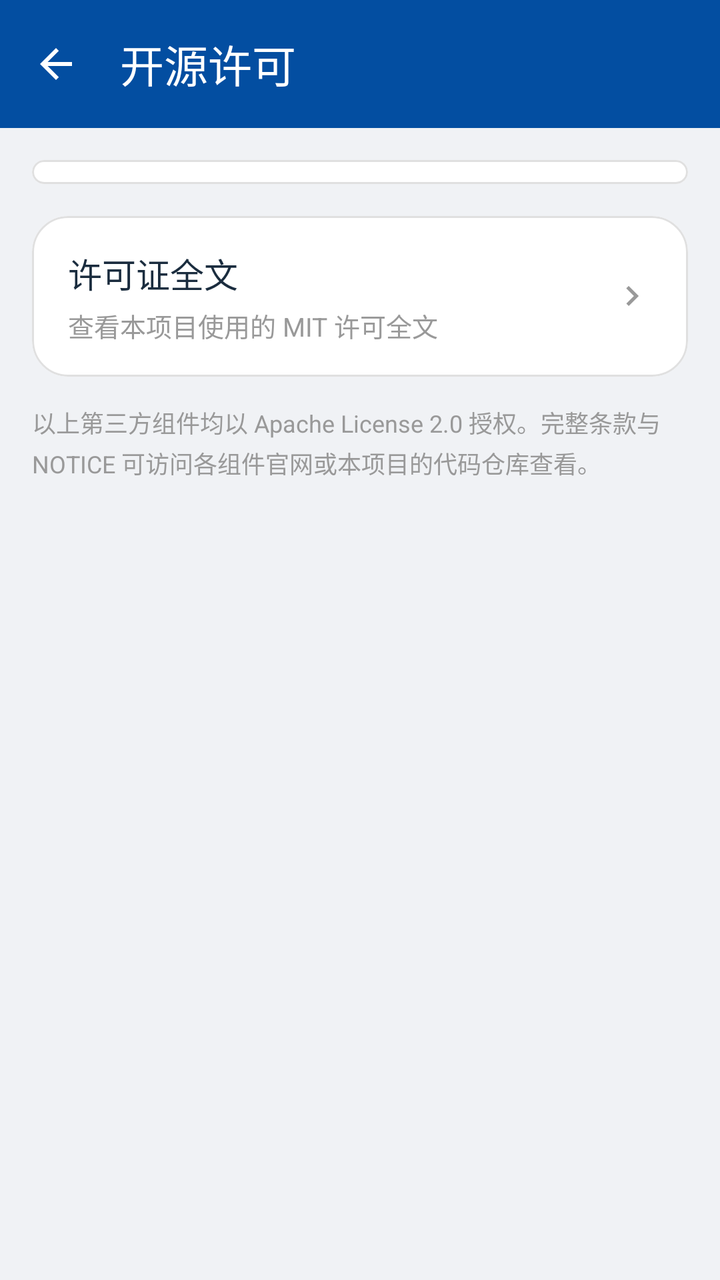
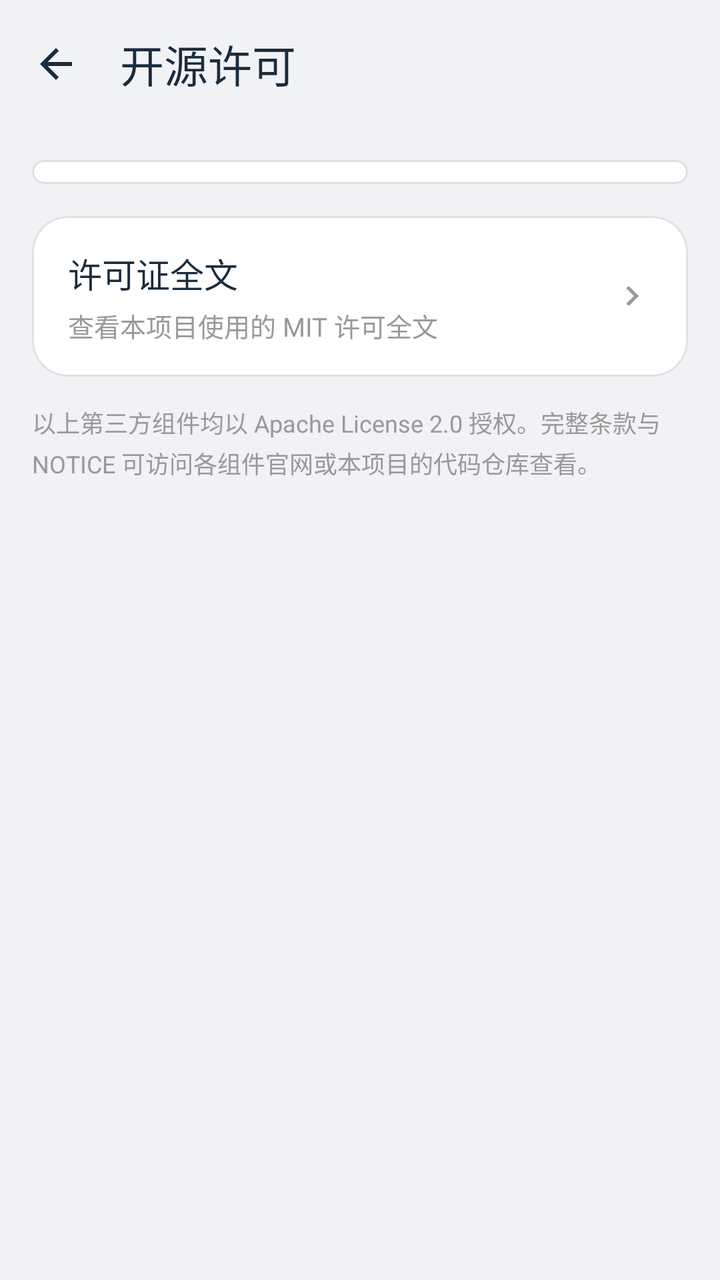

The first picture is an Android layout as it rendered before a commit; the second is the same layout after the commit. The layout source and the unified diff follow.
<!-- AndroidManifest.xml: application theme Theme.WuyiKebiao -->
<!-- res/layout/activity_license.xml -->
<?xml version="1.0" encoding="utf-8"?>
<LinearLayout xmlns:android="http://schemas.android.com/apk/res/android"
    xmlns:app="http://schemas.android.com/apk/res-auto"
    android:layout_width="match_parent"
    android:layout_height="match_parent"
    android:orientation="vertical"
    android:background="?attr/colorSurfaceScreen">

    <com.google.android.material.appbar.MaterialToolbar
        android:id="@+id/toolbar"
        android:layout_width="match_parent"
        android:layout_height="?attr/actionBarSize"
        android:background="?attr/colorPrimary"
        app:navigationIcon="@drawable/ic_arrow_back"
        app:navigationIconTint="?attr/colorOnPrimary"
        app:title="开源许可"
        app:titleTextColor="?attr/colorOnPrimary" />

    <ScrollView
        android:layout_width="match_parent"
        android:layout_height="0dp"
        android:layout_weight="1"
        android:fillViewport="true">

        <LinearLayout
            android:layout_width="match_parent"
            android:layout_height="wrap_content"
            android:orientation="vertical"
            android:padding="16dp">

            <com.google.android.material.card.MaterialCardView
                android:layout_width="match_parent"
                android:layout_height="wrap_content"
                android:layout_marginBottom="16dp"
                app:cardBackgroundColor="?attr/colorSurfaceCard"
                app:cardCornerRadius="18dp"
                app:cardElevation="0dp"
                app:strokeColor="?attr/colorOutlineVariant"
                app:strokeWidth="1dp">

                <androidx.recyclerview.widget.RecyclerView
                    android:id="@+id/lic_list"
                    android:layout_width="match_parent"
                    android:layout_height="wrap_content"
                    android:nestedScrollingEnabled="false"
                    android:paddingTop="6dp"
                    android:paddingBottom="6dp" />

            </com.google.android.material.card.MaterialCardView>

            
            <com.google.android.material.card.MaterialCardView
                android:layout_width="match_parent"
                android:layout_height="wrap_content"
                app:cardBackgroundColor="?attr/colorSurfaceCard"
                app:cardCornerRadius="18dp"
                app:cardElevation="0dp"
                app:strokeColor="?attr/colorOutlineVariant"
                app:strokeWidth="1dp">

                <LinearLayout
                    android:id="@+id/layout_full_license"
                    style="@style/SettingsRow">

                    <LinearLayout
                        android:layout_width="0dp"
                        android:layout_height="wrap_content"
                        android:layout_weight="1"
                        android:orientation="vertical">

                        <TextView
                            style="@style/SettingsRowTitle"
                            android:text="许可证全文" />

                        <TextView
                            style="@style/SettingsRowSubtitle"
                            android:text="查看本项目使用的 MIT 许可全文" />
                    </LinearLayout>

                    <ImageView style="@style/SettingsRowArrow" />
                </LinearLayout>

            </com.google.android.material.card.MaterialCardView>

            <TextView
                android:layout_width="match_parent"
                android:layout_height="wrap_content"
                android:layout_marginTop="14dp"
                android:lineSpacingExtra="3dp"
                android:textSize="12sp"
                android:textColor="?attr/colorTextHint"
                android:text="以上第三方组件均以 Apache License 2.0 授权。完整条款与 NOTICE 可访问各组件官网或本项目的代码仓库查看。" />

        </LinearLayout>
    </ScrollView>

</LinearLayout>
<!-- resources referenced by this layout -->
<resources>
  <!-- drawable ic_arrow_back (drawable) -->
  <?xml version="1.0" encoding="utf-8"?>
  <vector xmlns:android="http://schemas.android.com/apk/res/android"
      android:width="24dp"
      android:height="24dp"
      android:viewportWidth="24"
      android:viewportHeight="24"
      android:tint="#FFFFFFFF">
      <path
          android:fillColor="#FFFFFFFF"
          android:pathData="M20,11H7.83l5.59,-5.59L12,4l-8,8 8,8 1.41,-1.41L7.83,13H20v-2z" />
  </vector>
  <style name="SettingsRow">
          <item name="android:layout_width">match_parent</item>
          <item name="android:layout_height">wrap_content</item>
          <item name="android:orientation">horizontal</item>
          <item name="android:gravity">center_vertical</item>
          <item name="android:paddingStart">18dp</item>
          <item name="android:paddingEnd">18dp</item>
          <item name="android:paddingTop">16dp</item>
          <item name="android:paddingBottom">16dp</item>
          <item name="android:clickable">true</item>
          <item name="android:focusable">true</item>
          <item name="android:background">?attr/selectableItemBackground</item>
      </style>
  <style name="SettingsRowArrow">
          <item name="android:layout_width">20dp</item>
          <item name="android:layout_height">20dp</item>
          <item name="android:src">@drawable/ic_arrow_forward</item>
          <item name="android:tint">?attr/colorTextHint</item>
          <item name="android:contentDescription">@null</item>
      </style>
  <style name="SettingsRowSubtitle">
          <item name="android:layout_width">wrap_content</item>
          <item name="android:layout_height">wrap_content</item>
          <item name="android:layout_marginTop">4dp</item>
          <item name="android:textSize">13sp</item>
          <item name="android:textColor">?attr/colorTextHint</item>
      </style>
  <style name="SettingsRowTitle">
          <item name="android:layout_width">wrap_content</item>
          <item name="android:layout_height">wrap_content</item>
          <item name="android:textSize">17sp</item>
          <item name="android:textColor">?attr/colorTextPrimary</item>
      </style>
  <style name="Theme.WuyiKebiao" parent="Base.Theme.WuyiKebiao" />
  <!-- drawable ic_arrow_forward (drawable) -->
  <?xml version="1.0" encoding="utf-8"?>
  <vector xmlns:android="http://schemas.android.com/apk/res/android"
      android:width="24dp"
      android:height="24dp"
      android:viewportWidth="24"
      android:viewportHeight="24">
      <path
          android:fillColor="#999999"
          android:pathData="M8.59,16.59L13.17,12 8.59,7.41 10,6l6,6-6,6-1.41,-1.41z" />
  </vector>
  <color name="brand_primary">#FF034EA1</color>
  <color name="brand_primary_on">#FFFFFFFF</color>
  <color name="brand_primary_container">#FFD6E3F7</color>
  <color name="brand_primary_on_container">#FF034EA1</color>
  <color name="surface_screen">#FFF0F2F5</color>
  <color name="surface_card">#FFFFFFFF</color>
  <color name="surface_container_high">#FFFFFFFF</color>
  <color name="divider">#FFE0E0E0</color>
  <color name="outline_variant">#FFE0E0E0</color>
  <color name="text_primary">#FF1A2C3E</color>
  <color name="text_hint">#FF999999</color>
  <!-- unchanged entries left out for length: 1 -->
</resources>

<!-- the commit's change to res/layout/activity_license.xml (unified diff, before → after) -->
@@ -10,11 +10,11 @@
         android:id="@+id/toolbar"
         android:layout_width="match_parent"
         android:layout_height="?attr/actionBarSize"
-        android:background="?attr/colorPrimary"
+        android:background="?attr/colorSurfaceScreen"
         app:navigationIcon="@drawable/ic_arrow_back"
-        app:navigationIconTint="?attr/colorOnPrimary"
+        app:navigationIconTint="?attr/colorTextPrimary"
         app:title="开源许可"
-        app:titleTextColor="?attr/colorOnPrimary" />
+        app:titleTextColor="?attr/colorTextPrimary" />
 
     <ScrollView
         android:layout_width="match_parent"
